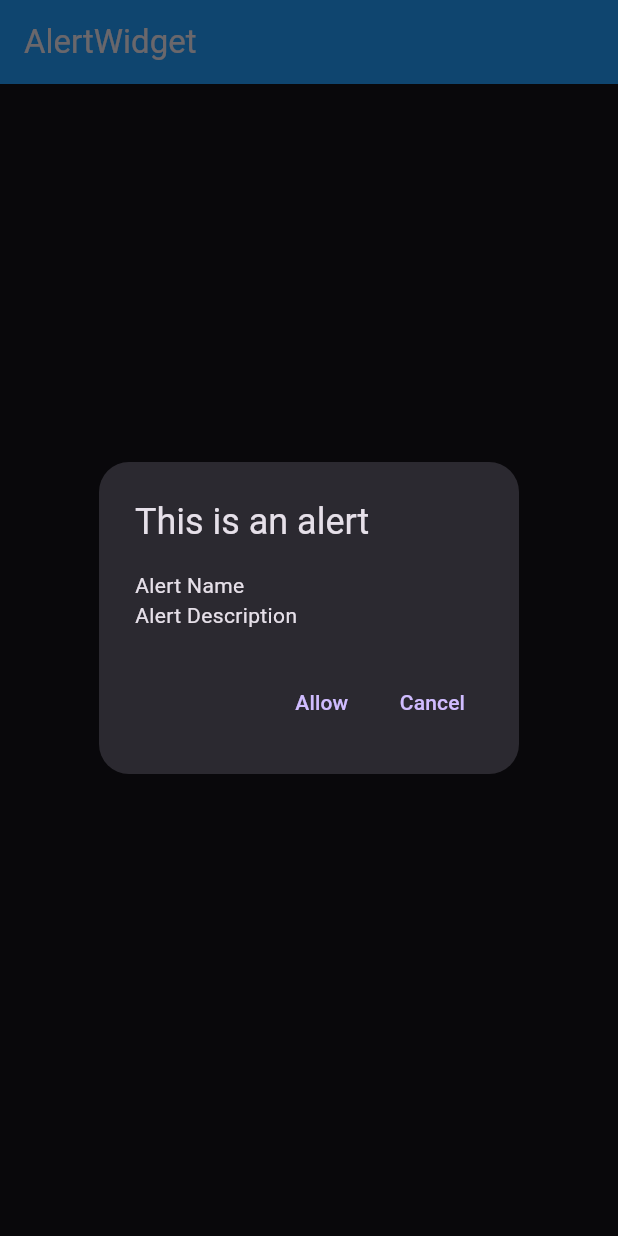
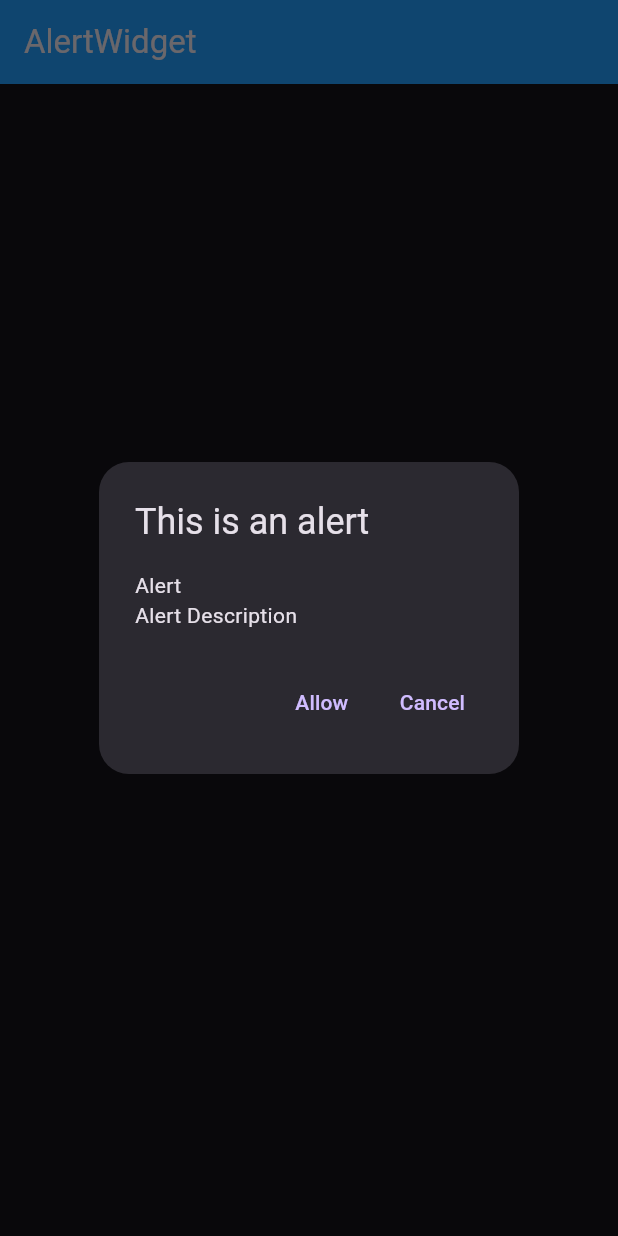
Before and after one commit to 0xiammatrixx/Flutter-UI-practice, a Flutter app: the AlertWidget screen opened directly, after a tap on "Show Alert", on a phone screen of 412 x 824 dp. Run offline on Flutter 3.47's test engine with Material 3 defaults, Android fonts, the phone set to English and light mode, and no system bars; our stand-ins replace animated_text_kit, google_fonts.

Commit message:
Jul 8, 2024, 1:05 AM

```diff
--- a/new project/mynotes/lib/views/alertdialogue.dart
+++ b/new project/mynotes/lib/views/alertdialogue.dart
@@ -27,7 +27,7 @@ Future<void> _showMyDialog (BuildContext context)async {
       content: const SingleChildScrollView(
         child: ListBody(
           children: [
-            Text('Alert Name'),
+            Text('Alert'),
             Text('Alert Description'),
           ],
         ),
```
